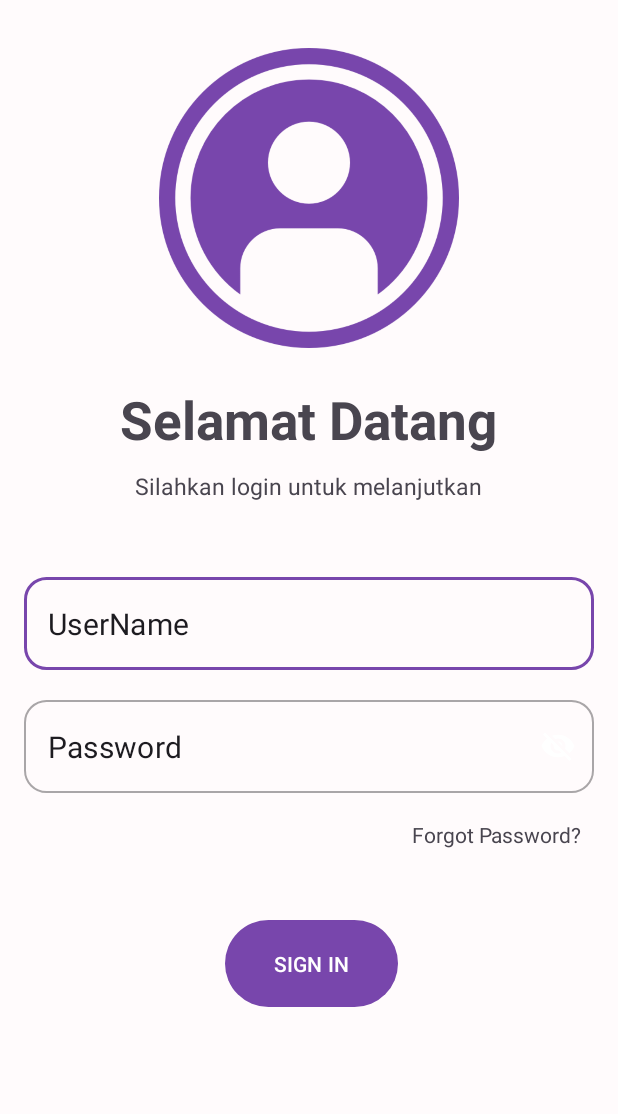
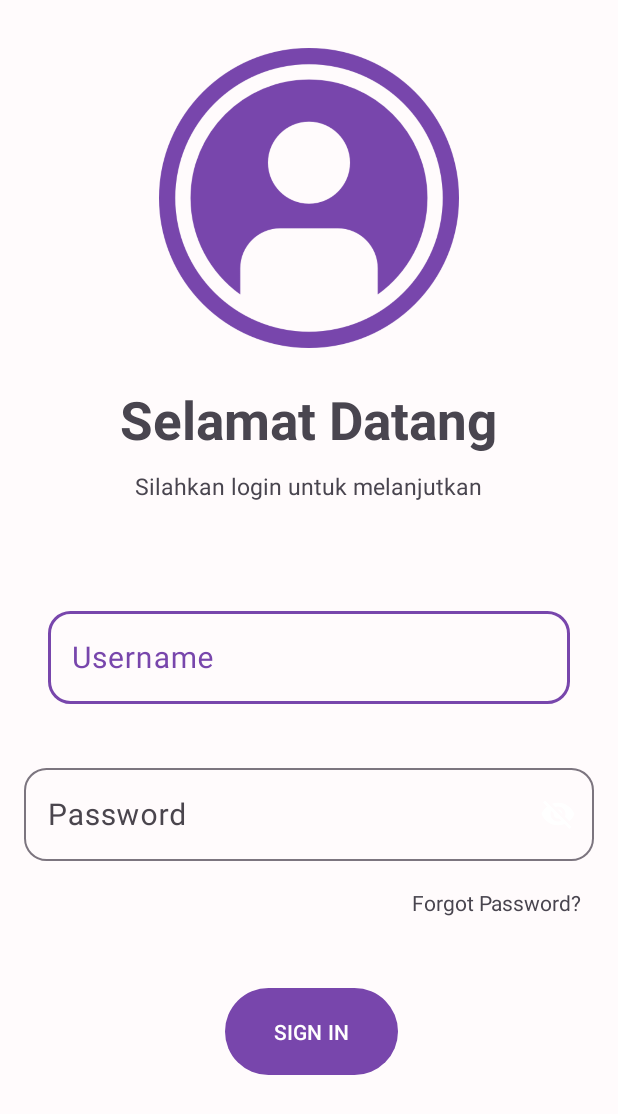
Before and after one commit to rmaprojects/Absen-Online-native, an Android app: the LoginActivity screen opened directly, with no data from a screen before it, on a phone screen of 412 x 824 dp. Shown: the top 1114 px of the screen. Run offline under Robolectric (Android 15) with nearby library versions, the phone set to English and light mode, and no system bars.

Commit message:
update login

```diff
--- a/app/src/main/res/layout/activity_login.xml
+++ b/app/src/main/res/layout/activity_login.xml
@@ -7,6 +7,7 @@
     android:orientation="vertical">
 
     <ImageView
+        android:contentDescription="Logo"
         android:layout_width="200dp"
         android:layout_height="200dp"
         android:layout_gravity="center"
@@ -31,7 +32,7 @@
         android:text="Silahkan login untuk melanjutkan"
         android:textSize="15sp"/>
     <com.google.android.material.textfield.TextInputLayout
-        style="@style/Widget.MaterialComponents.TextInputLayout.OutlinedBox"
+        style="@style/Widget.Material3.TextInputEditText.OutlinedBox"
         android:layout_width="match_parent"
         android:layout_height="wrap_content"
         android:layout_marginHorizontal="16dp"
@@ -41,17 +42,17 @@
         app:boxCornerRadiusBottomStart="15dp"
         app:boxCornerRadiusTopEnd="15dp"
         app:boxCornerRadiusTopStart="15dp"
-        app:hintEnabled="false">
+        app:hintEnabled="true">
 
         <com.google.android.material.textfield.TextInputEditText
             android:layout_width="match_parent"
+            android:hint="Username"
             android:layout_height="match_parent"
-            android:text="UserName"
             android:textSize="20sp"/>
     </com.google.android.material.textfield.TextInputLayout>
 
     <com.google.android.material.textfield.TextInputLayout
-        style="@style/Widget.MaterialComponents.TextInputLayout.OutlinedBox"
+        style="@style/Widget.Material3.TextInputLayout.OutlinedBox"
         android:layout_width="match_parent"
         android:layout_height="wrap_content"
         android:layout_marginHorizontal="16dp"
@@ -62,13 +63,13 @@
         app:boxCornerRadiusTopEnd="15dp"
         app:boxCornerRadiusTopStart="15dp"
         app:endIconMode="password_toggle"
-        app:hintEnabled="false"
+        app:hintEnabled="true"
         app:passwordToggleEnabled="true">
 
         <com.google.android.material.textfield.TextInputEditText
             android:layout_width="match_parent"
             android:layout_height="match_parent"
-            android:text="Password"
+            android:hint="Password"
             android:textSize="20sp"/>
 
     </com.google.android.material.textfield.TextInputLayout>
```
